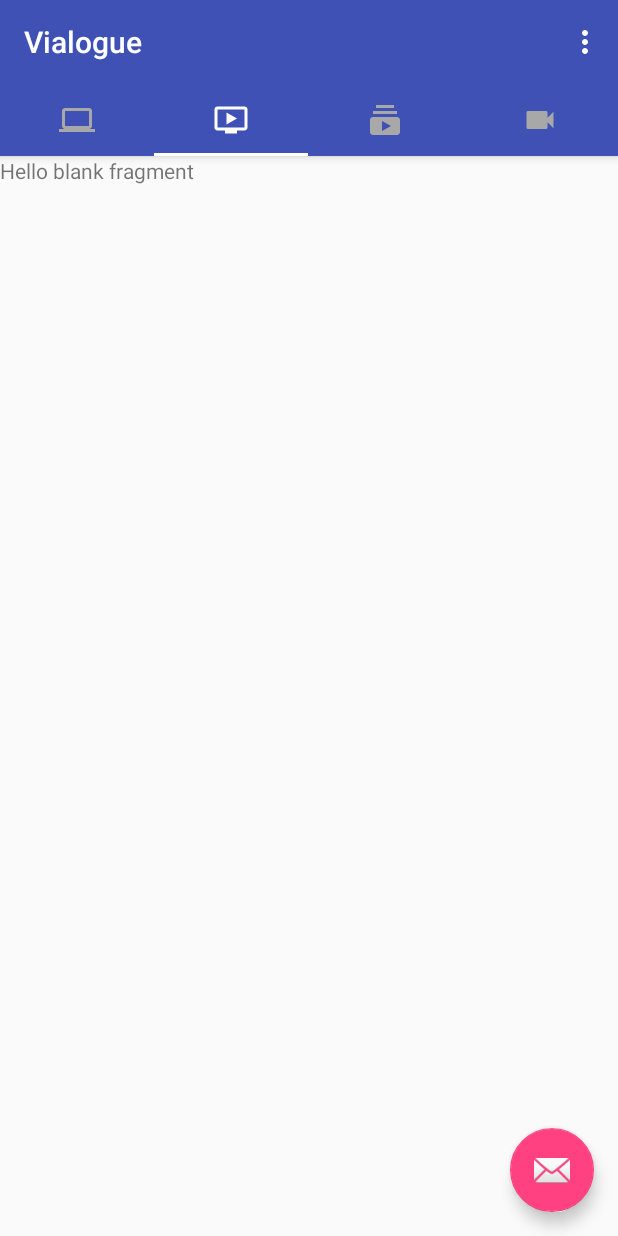
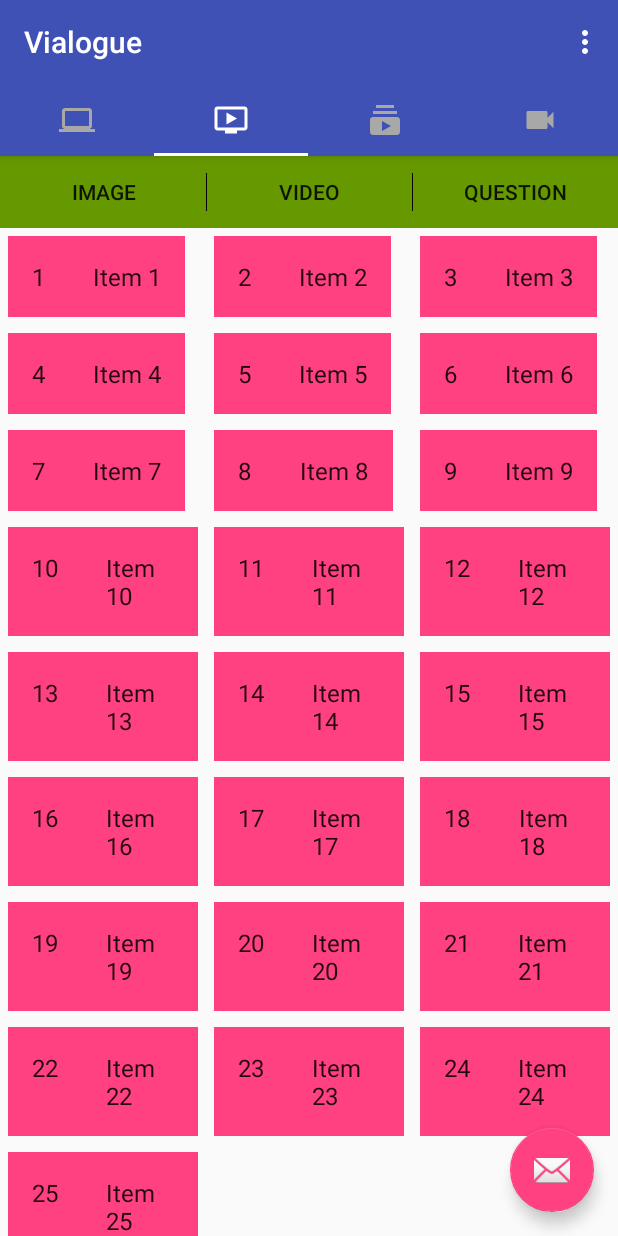
Before and after one commit to lokavidya-iitb/Vialogue, an Android app: the screen it shows after launch (MainActivity), tab 2 chosen, on a phone screen of 412 x 824 dp. Run offline under Robolectric (Android 15) with nearby library versions, the phone set to English and light mode, and no system bars.

Commit message:
Create Video Partial RecyclerView with reordering and dummy Items

```diff
--- a/app/build.gradle
+++ b/app/build.gradle
@@ -27,7 +27,6 @@ dependencies {
     compile 'com.android.support:appcompat-v7:24.2.1'
     compile 'com.android.support:design:24.2.1'
     compile 'com.android.support:support-v4:24.2.1'
-    compile 'com.github.esafirm.android-image-picker:imagepicker:1.3.2'
     compile 'com.android.support:recyclerview-v7:24.2.1'
     testCompile 'junit:junit:4.12'
 }
--- a/app/src/main/java/com/comp/iitb/vialogue/MainActivity.java
+++ b/app/src/main/java/com/comp/iitb/vialogue/MainActivity.java
@@ -1,5 +1,6 @@
 package com.comp.iitb.vialogue;
 
+import android.content.Intent;
 import android.os.Bundle;
 import android.support.design.widget.FloatingActionButton;
 import android.support.design.widget.Snackbar;
@@ -7,19 +8,22 @@ import android.support.design.widget.TabLayout;
 import android.support.v4.view.ViewPager;
 import android.support.v7.app.AppCompatActivity;
 import android.support.v7.widget.Toolbar;
+import android.util.Log;
 import android.view.Menu;
 import android.view.MenuItem;
 import android.view.View;
 
 import com.comp.iitb.vialogue.adapters.FragmentPageAdapter;
 import com.comp.iitb.vialogue.coordinators.OnFragmentInteractionListener;
+import com.comp.iitb.vialogue.coordinators.OnListFragmentInteractionListener;
 import com.comp.iitb.vialogue.listeners.OnTabSelectedListener;
+import com.comp.iitb.vialogue.models.DummyContent;
 
-public class MainActivity extends AppCompatActivity implements OnFragmentInteractionListener {
+public class MainActivity extends AppCompatActivity implements OnFragmentInteractionListener, OnListFragmentInteractionListener {
 
     private TabLayout mTabLayout;
     private Toolbar mToolbar;
-
+    private ViewPager mViewPager;
     @Override
     protected void onCreate(Bundle savedInstanceState) {
         super.onCreate(savedInstanceState);
@@ -27,13 +31,13 @@ public class MainActivity extends AppCompatActivity implements OnFragmentInterac
         mToolbar = (Toolbar) findViewById(R.id.toolbar);
         setSupportActionBar(mToolbar);
 
-        ViewPager viewPager = (ViewPager) findViewById(R.id.viewpager);
-        viewPager.setAdapter(new FragmentPageAdapter(getSupportFragmentManager(),
+        mViewPager = (ViewPager) findViewById(R.id.viewpager);
+        mViewPager.setAdapter(new FragmentPageAdapter(getSupportFragmentManager(),
                 MainActivity.this));
 
         mTabLayout = (TabLayout) findViewById(R.id.tabs);
         // Give the TabLayout the ViewPager
-        mTabLayout.setupWithViewPager(viewPager);
+        mTabLayout.setupWithViewPager(mViewPager);
 
         setUpTabs();
 
@@ -104,7 +108,19 @@ public class MainActivity extends AppCompatActivity implements OnFragmentInterac
     }
 
     @Override
+    protected void onActivityResult(int requestCode, int resultCode, Intent data) {
+        super.onActivityResult(requestCode, resultCode, data);
+        Log.d("Main Activity", "resultCode " + resultCode + " request code " + requestCode);
+
+    }
+
+    @Override
     public void onFragmentInteraction(int page) {
 
     }
+
+    @Override
+    public void onListFragmentInteraction(DummyContent.Slide item) {
+
+    }
 }
--- a/app/src/main/java/com/comp/iitb/vialogue/adapters/SlideRecyclerViewAdapter.java
+++ b/app/src/main/java/com/comp/iitb/vialogue/adapters/SlideRecyclerViewAdapter.java
@@ -8,21 +8,21 @@ import android.widget.TextView;
 
 import com.comp.iitb.vialogue.R;
 import com.comp.iitb.vialogue.coordinators.OnListFragmentInteractionListener;
-import com.comp.iitb.vialogue.models.DummyContent.DummyItem;
+import com.comp.iitb.vialogue.models.DummyContent.Slide;
 
 import java.util.List;
 
 /**
- * {@link RecyclerView.Adapter} that can display a {@link DummyItem} and makes a call to the
+ * {@link RecyclerView.Adapter} that can display a {@link Slide} and makes a call to the
  * specified {@link OnListFragmentInteractionListener}.
  * TODO: Replace the implementation with code for your data type.
  */
 public class SlideRecyclerViewAdapter extends RecyclerView.Adapter<SlideRecyclerViewAdapter.ViewHolder> {
 
-    private final List<DummyItem> mValues;
+    private final List<Slide> mValues;
     private final OnListFragmentInteractionListener mListener;
 
-    public SlideRecyclerViewAdapter(List<DummyItem> items, OnListFragmentInteractionListener listener) {
+    public SlideRecyclerViewAdapter(List<Slide> items, OnListFragmentInteractionListener listener) {
         mValues = items;
         mListener = listener;
     }
@@ -61,7 +61,7 @@ public class SlideRecyclerViewAdapter extends RecyclerView.Adapter<SlideRecycler
         public final View mView;
         public final TextView mIdView;
         public final TextView mContentView;
-        public DummyItem mItem;
+        public Slide mItem;
 
         public ViewHolder(View view) {
             super(view);
--- a/app/src/main/java/com/comp/iitb/vialogue/coordinators/OnListFragmentInteractionListener.java
+++ b/app/src/main/java/com/comp/iitb/vialogue/coordinators/OnListFragmentInteractionListener.java
@@ -7,5 +7,5 @@ import com.comp.iitb.vialogue.models.DummyContent;
  */
 
 public interface OnListFragmentInteractionListener {
-    void onListFragmentInteraction(DummyContent.DummyItem item);
+    void onListFragmentInteraction(DummyContent.Slide item);
 }
--- /dev/null
+++ b/app/src/main/java/com/comp/iitb/vialogue/coordinators/SharedRuntimeContent.java
@@ -0,0 +1,16 @@
+package com.comp.iitb.vialogue.coordinators;
+
+import java.util.ArrayList;
+import java.util.List;
+
+/**
+ * Created by shubh on 11-01-2017.
+ */
+
+public class SharedRuntimeContent {
+    public static List<String> videoPathList = new ArrayList<>();
+    public static List<String> imagePathList = new ArrayList<>();
+    public static final int GET_IMAGE = 541;
+    public static final int GET_VIDEO = 542;
+
+}
--- a/app/src/main/java/com/comp/iitb/vialogue/fragments/CreateVideos.java
+++ b/app/src/main/java/com/comp/iitb/vialogue/fragments/CreateVideos.java
@@ -1,15 +1,26 @@
 package com.comp.iitb.vialogue.fragments;
 
 import android.content.Context;
+import android.content.Intent;
 import android.net.Uri;
 import android.os.Bundle;
+import android.os.Environment;
 import android.support.v4.app.Fragment;
+import android.util.Log;
 import android.view.LayoutInflater;
 import android.view.View;
 import android.view.ViewGroup;
+import android.widget.Button;
 
 import com.comp.iitb.vialogue.R;
 import com.comp.iitb.vialogue.coordinators.OnFragmentInteractionListener;
+import com.comp.iitb.vialogue.coordinators.SharedRuntimeContent;
+import com.comp.iitb.vialogue.listeners.ImagePickerClick;
+import com.comp.iitb.vialogue.listeners.VideoPickerClick;
+
+import java.io.File;
+
+import static com.comp.iitb.vialogue.coordinators.SharedRuntimeContent.GET_VIDEO;
 
 /**
  * A simple {@link Fragment} subclass.
@@ -24,11 +35,15 @@ public class CreateVideos extends Fragment {
     // the fragment initialization parameters, e.g. ARG_ITEM_NUMBER
     private static final String ARG_PARAM1 = "param1";
     private static final String ARG_PARAM2 = "param2";
-
     // TODO: Rename and change types of parameters
     private String mParam1;
     private String mParam2;
 
+    private Button mImagePicker;
+    private Button mVideoPicker;
+    private Button mQuestionPicker;
+    private SlideFragment mSlideFragment;
+    private View mView;
     private OnFragmentInteractionListener mListener;
 
     public CreateVideos() {
@@ -65,7 +80,33 @@ public class CreateVideos extends Fragment {
     public View onCreateView(LayoutInflater inflater, ViewGroup container,
                              Bundle savedInstanceState) {
         // Inflate the layout for this fragment
-        return inflater.inflate(R.layout.fragment_create_videos, container, false);
+        mView = inflater.inflate(R.layout.fragment_create_videos, container, false);
+        mImagePicker = (Button) mView.findViewById(R.id.image_picker);
+        mVideoPicker = (Button) mView.findViewById(R.id.video_picker);
+        mQuestionPicker = (Button) mView.findViewById(R.id.question_picker);
+        //Image Picker
+        ImagePickerClick imagePickerClickListener = new ImagePickerClick(this);
+        mImagePicker.setOnClickListener(imagePickerClickListener);
+        //Video Picker
+        VideoPickerClick videoPickerClickListener = new VideoPickerClick(this);
+        mVideoPicker.setOnClickListener(videoPickerClickListener);
+
+        mSlideFragment = SlideFragment.newInstance(3);
+        getFragmentManager().beginTransaction().add(R.id.create_videos_root, mSlideFragment).commit();
+
+        File folder = new File(Environment.getExternalStorageDirectory() +
+                File.separator+getResources().getString(R.string.create_project));
+        boolean success = true;
+        if (!folder.exists()) {
+            success = folder.mkdirs();
+        }
+        if (success) {
+            // Do something on success
+        } else {
+            // Do something else on failure
+        }
+
+        return mView;
     }
 
     // TODO: Rename method, update argument and hook method into UI event
@@ -91,4 +132,23 @@ public class CreateVideos extends Fragment {
         super.onDetach();
         mListener = null;
     }
+
+    @Override
+    public void onActivityResult(int requestCode, int resultCode, Intent data) {
+        super.onActivityResult(requestCode, resultCode, data);
+        if (data != null) {
+            String selectedPath = data.getData().getPath();
+            Log.d("Create Videos", "resultCode " + resultCode + " request code " + requestCode + " selectedPath " + selectedPath);
+            switch (requestCode) {
+                case SharedRuntimeContent.GET_IMAGE:
+                    SharedRuntimeContent.imagePathList.add(selectedPath);
+                    break;
+                case GET_VIDEO:
+                    SharedRuntimeContent.videoPathList.add(selectedPath);
+                    break;
+            }
+        }
+    }
+
+
 }
--- a/app/src/main/java/com/comp/iitb/vialogue/fragments/SlideFragment.java
+++ b/app/src/main/java/com/comp/iitb/vialogue/fragments/SlideFragment.java
@@ -6,6 +6,7 @@ import android.support.v4.app.Fragment;
 import android.support.v7.widget.GridLayoutManager;
 import android.support.v7.widget.LinearLayoutManager;
 import android.support.v7.widget.RecyclerView;
+import android.support.v7.widget.helper.ItemTouchHelper;
 import android.view.LayoutInflater;
 import android.view.View;
 import android.view.ViewGroup;
@@ -13,6 +14,7 @@ import android.view.ViewGroup;
 import com.comp.iitb.vialogue.R;
 import com.comp.iitb.vialogue.adapters.SlideRecyclerViewAdapter;
 import com.comp.iitb.vialogue.coordinators.OnListFragmentInteractionListener;
+import com.comp.iitb.vialogue.helpers.SlideRecyclerViewCallback;
 import com.comp.iitb.vialogue.models.DummyContent;
 
 /**
@@ -69,8 +71,16 @@ public class SlideFragment extends Fragment {
             } else {
                 recyclerView.setLayoutManager(new GridLayoutManager(context, mColumnCount));
             }
-            recyclerView.setAdapter(new SlideRecyclerViewAdapter(DummyContent.ITEMS, mListener));
+            //Adapter for Slides
+            SlideRecyclerViewAdapter adapter=new SlideRecyclerViewAdapter(DummyContent.ITEMS, mListener);
+            recyclerView.setAdapter(adapter);
+            //Reordering helper for slides
+            SlideRecyclerViewCallback callback=new SlideRecyclerViewCallback(adapter,DummyContent.ITEMS);
+            ItemTouchHelper itemTouchHelper = new ItemTouchHelper(callback);
+            itemTouchHelper.attachToRecyclerView(recyclerView);
+
         }
+
         return view;
     }
 
@@ -91,17 +101,5 @@ public class SlideFragment extends Fragment {
         super.onDetach();
         mListener = null;
     }
-/*
-    *
-     * This interface must be implemented by activities that contain this
-     * fragment to allow an interaction in this fragment to be communicated
-     * to the activity and potentially other fragments contained in that
-     * activity.
-     * <p/>
-     * See the Android Training lesson <a href=
-     * "http://developer.android.com/training/basics/fragments/communicating.html"
-     * >Communicating with Other Fragments</a> for more information.
-    public interface OnListFragmentInteractionListener {
-        void onListFragmentInteraction(DummyItem item);
-    }*/
+
 }
--- /dev/null
+++ b/app/src/main/java/com/comp/iitb/vialogue/helpers/SlideRecyclerViewCallback.java
@@ -0,0 +1,44 @@
+package com.comp.iitb.vialogue.helpers;
+
+import android.support.v7.widget.RecyclerView;
+import android.support.v7.widget.helper.ItemTouchHelper;
+
+import com.comp.iitb.vialogue.adapters.SlideRecyclerViewAdapter;
+import com.comp.iitb.vialogue.models.DummyContent;
+
+import java.util.ArrayList;
+import java.util.Collections;
+
+/**
+ * Created by shubh on 12-01-2017.
+ */
+
+public class SlideRecyclerViewCallback extends ItemTouchHelper.Callback {
+
+    private RecyclerView.Adapter<SlideRecyclerViewAdapter.ViewHolder> mAdapter;
+    private ArrayList mDataCollection;
+
+    public SlideRecyclerViewCallback(RecyclerView.Adapter<SlideRecyclerViewAdapter.ViewHolder> adapter, ArrayList<DummyContent.Slide> dataCollection) {
+        mAdapter = adapter;
+        mDataCollection = dataCollection;
+    }
+
+    @Override
+    public int getMovementFlags(RecyclerView recyclerView, RecyclerView.ViewHolder viewHolder) {
+        return makeFlag(ItemTouchHelper.ACTION_STATE_DRAG,
+                ItemTouchHelper.DOWN | ItemTouchHelper.UP | ItemTouchHelper.START | ItemTouchHelper.END);
+    }
+
+    @Override
+    public boolean onMove(RecyclerView recyclerView, RecyclerView.ViewHolder viewHolder, RecyclerView.ViewHolder target) {
+        Collections.swap(mDataCollection, viewHolder.getAdapterPosition(), target.getAdapterPosition());
+        // and notify the adapter that its dataset has changed
+        mAdapter.notifyItemMoved(viewHolder.getAdapterPosition(), target.getAdapterPosition());
+        return true;
+    }
+
+    @Override
+    public void onSwiped(RecyclerView.ViewHolder viewHolder, int direction) {
+
+    }
+}
--- /dev/null
+++ b/app/src/main/java/com/comp/iitb/vialogue/listeners/ImagePickerClick.java
@@ -0,0 +1,28 @@
+package com.comp.iitb.vialogue.listeners;
+
+import android.content.Intent;
+import android.support.v4.app.Fragment;
+import android.view.View;
+
+import static com.comp.iitb.vialogue.coordinators.SharedRuntimeContent.GET_IMAGE;
+
+/**
+ * Created by shubh on 12-01-2017.
+ */
+
+public class ImagePickerClick implements View.OnClickListener {
+
+    private Fragment mFragment;
+
+    public ImagePickerClick(Fragment fragment) {
+        mFragment = fragment;
+    }
+
+    @Override
+    public void onClick(View v) {
+        Intent galleryIntent = new Intent(Intent.ACTION_PICK,
+                android.provider.MediaStore.Images.Media.EXTERNAL_CONTENT_URI);
+        mFragment.startActivityForResult(galleryIntent, GET_IMAGE);
+        //TODO: Update with multiple image selection
+    }
+}
--- /dev/null
+++ b/app/src/main/java/com/comp/iitb/vialogue/listeners/VideoPickerClick.java
@@ -0,0 +1,26 @@
+package com.comp.iitb.vialogue.listeners;
+
+import android.content.Intent;
+import android.support.v4.app.Fragment;
+import android.view.View;
+
+import static com.comp.iitb.vialogue.coordinators.SharedRuntimeContent.GET_VIDEO;
+
+/**
+ * Created by shubh on 12-01-2017.
+ */
+
+public class VideoPickerClick implements View.OnClickListener {
+
+    private Fragment mFragment;
+    public VideoPickerClick(Fragment fragment){
+        mFragment = fragment;
+    }
+    @Override
+    public void onClick(View view) {
+        Intent intent = new Intent();
+        intent.setType("video/*");
+        intent.setAction(Intent.ACTION_GET_CONTENT);
+        mFragment.startActivityForResult(Intent.createChooser(intent, "Select Video"), GET_VIDEO);
+    }
+}
--- a/app/src/main/java/com/comp/iitb/vialogue/models/DummyContent.java
+++ b/app/src/main/java/com/comp/iitb/vialogue/models/DummyContent.java
@@ -2,7 +2,6 @@ package com.comp.iitb.vialogue.models;
 
 import java.util.ArrayList;
 import java.util.HashMap;
-import java.util.List;
 import java.util.Map;
 
 /**
@@ -16,12 +15,12 @@ public class DummyContent {
     /**
      * An array of sample (dummy) items.
      */
-    public static final List<DummyItem> ITEMS = new ArrayList<DummyItem>();
+    public static final ArrayList<Slide> ITEMS = new ArrayList<Slide>();
 
     /**
      * A map of sample (dummy) items, by ID.
      */
-    public static final Map<String, DummyItem> ITEM_MAP = new HashMap<String, DummyItem>();
+    public static final Map<String, Slide> ITEM_MAP = new HashMap<String, Slide>();
 
     private static final int COUNT = 25;
 
@@ -32,13 +31,13 @@ public class DummyContent {
         }
     }
 
-    private static void addItem(DummyItem item) {
+    private static void addItem(Slide item) {
         ITEMS.add(item);
         ITEM_MAP.put(item.id, item);
     }
 
-    private static DummyItem createDummyItem(int position) {
-        return new DummyItem(String.valueOf(position), "Item " + position, makeDetails(position));
+    private static Slide createDummyItem(int position) {
+        return new Slide(String.valueOf(position), "Item " + position, makeDetails(position),SlideType.IMAGE_AUDIO);
     }
 
     private static String makeDetails(int position) {
@@ -53,15 +52,18 @@ public class DummyContent {
     /**
      * A dummy item representing a piece of content.
      */
-    public static class DummyItem {
+    public static class Slide {
         public final String id;
         public final String content;
         public final String details;
+        public final SlideType slideType;
 
-        public DummyItem(String id, String content, String details) {
+
+        public Slide(String id, String content, String details, SlideType slideType) {
             this.id = id;
             this.content = content;
             this.details = details;
+            this.slideType = slideType;
         }
 
         @Override
@@ -69,4 +71,9 @@ public class DummyContent {
             return content;
         }
     }
+
+    public enum SlideType {
+        IMAGE_AUDIO,
+        VIDEO
+    }
 }
--- a/app/src/main/res/layout/fragment_create_videos.xml
+++ b/app/src/main/res/layout/fragment_create_videos.xml
@@ -1,13 +1,96 @@
 <FrameLayout xmlns:android="http://schemas.android.com/apk/res/android"
     xmlns:tools="http://schemas.android.com/tools"
+    xmlns:app="http://schemas.android.com/apk/res-auto"
     android:layout_width="match_parent"
     android:layout_height="match_parent"
     tools:context="com.comp.iitb.vialogue.fragments.CreateVideos">
 
-    <!-- TODO: Update blank fragment layout -->
-    <TextView
+    <LinearLayout
+        android:id="@+id/create_videos_root"
         android:layout_width="match_parent"
         android:layout_height="match_parent"
-        android:text="@string/hello_blank_fragment" />
+        android:orientation="vertical">
+
+        <LinearLayout
+            android:layout_width="match_parent"
+            android:layout_height="wrap_content"
+            android:background="@android:color/holo_green_dark"
+            android:orientation="horizontal">
+
+            <LinearLayout
+                android:layout_width="match_parent"
+                android:layout_height="match_parent"
+                android:layout_weight="1"
+                android:orientation="horizontal">
+
+                <Button
+                    android:id="@+id/image_picker"
+                    android:layout_width="match_parent"
+                    android:layout_height="wrap_content"
+                    android:background="?android:attr/selectableItemBackground"
+                    android:text="@string/image" />
+
+                <View
+                    android:layout_width="@dimen/segment_width"
+                    android:layout_height="@dimen/segment_height"
+                    android:layout_gravity="center_vertical|end"
+                    android:background="@android:color/black" />
+            </LinearLayout>
+
+            <LinearLayout
+                android:layout_width="match_parent"
+                android:layout_height="match_parent"
+                android:layout_weight="1"
+                android:orientation="horizontal">
+
+            <RelativeLayout
+                android:layout_width="match_parent"
+                android:layout_height="wrap_content">
+
+                <Button
+                    android:id="@+id/video_picker"
+                    android:layout_width="match_parent"
+                    android:layout_height="wrap_content"
+                    android:background="?android:attr/selectableItemBackground"
+                    android:text="@string/video" />
+
+
+                <View
+                    android:layout_width="@dimen/segment_width"
+                    android:layout_height="@dimen/segment_height"
+                    android:layout_alignParentLeft="true"
+                    android:layout_centerVertical="true"
+                    android:background="@android:color/black" />
+            </RelativeLayout>
+        </LinearLayout>
+
+        <LinearLayout
+            android:layout_width="match_parent"
+            android:layout_height="match_parent"
+            android:layout_weight="1"
+            android:orientation="horizontal">
+
+            <RelativeLayout
+                android:layout_width="match_parent"
+                android:layout_height="wrap_content">
+
+                <Button
+                    android:id="@+id/question_picker"
+                    android:layout_width="match_parent"
+                    android:layout_height="wrap_content"
+                    android:background="?android:attr/selectableItemBackground"
+                    android:text="@string/question" />
+                <View
+                    android:layout_width="@dimen/segment_width"
+                    android:layout_height="@dimen/segment_height"
+                    android:layout_alignParentLeft="true"
+                    android:layout_centerVertical="true"
+                    android:background="@android:color/black" />
+
+            </RelativeLayout>
+        </LinearLayout>
+    </LinearLayout>
+
+</LinearLayout>
 
 </FrameLayout>
--- a/app/src/main/res/layout/fragment_slide.xml
+++ b/app/src/main/res/layout/fragment_slide.xml
@@ -2,7 +2,9 @@
 <LinearLayout xmlns:android="http://schemas.android.com/apk/res/android"
     android:layout_width="wrap_content"
     android:layout_height="wrap_content"
-    android:orientation="horizontal">
+    android:orientation="horizontal"
+    android:layout_margin="5dp"
+    android:background="@color/colorAccent">
 
     <TextView
         android:id="@+id/id"
--- a/app/src/main/res/layout/fragment_slide_list.xml
+++ b/app/src/main/res/layout/fragment_slide_list.xml
@@ -6,8 +6,6 @@
     android:name="com.comp.iitb.vialogue.fragments.SlideFragment"
     android:layout_width="match_parent"
     android:layout_height="match_parent"
-    android:layout_marginLeft="16dp"
-    android:layout_marginRight="16dp"
     app:layoutManager="LinearLayoutManager"
     tools:context="com.comp.iitb.vialogue.fragments.SlideFragment"
     tools:listitem="@layout/fragment_slide" />
--- a/app/src/main/res/values/dimens.xml
+++ b/app/src/main/res/values/dimens.xml
@@ -4,4 +4,7 @@
     <dimen name="activity_vertical_margin">16dp</dimen>
     <dimen name="fab_margin">16dp</dimen>
     <dimen name="text_margin">16dp</dimen>
+    <dimen name="segment_height">25dp</dimen>
+    <dimen name="segment_width">0.5dp</dimen>
+
 </resources>
--- a/app/src/main/res/values/strings.xml
+++ b/app/src/main/res/values/strings.xml
@@ -4,6 +4,9 @@
     <string name="create_project">New Project</string>
     <string name="view_videos">Videos</string>
     <string name="user_account">Profile</string>
+    <string name="image">Image</string>
+    <string name="video">Video</string>
+    <string name="question">Question</string>
 
     <string name="hello_blank_fragment">Hello blank fragment</string>
 </resources>
```
Also changed, not shown: 1 other file.
